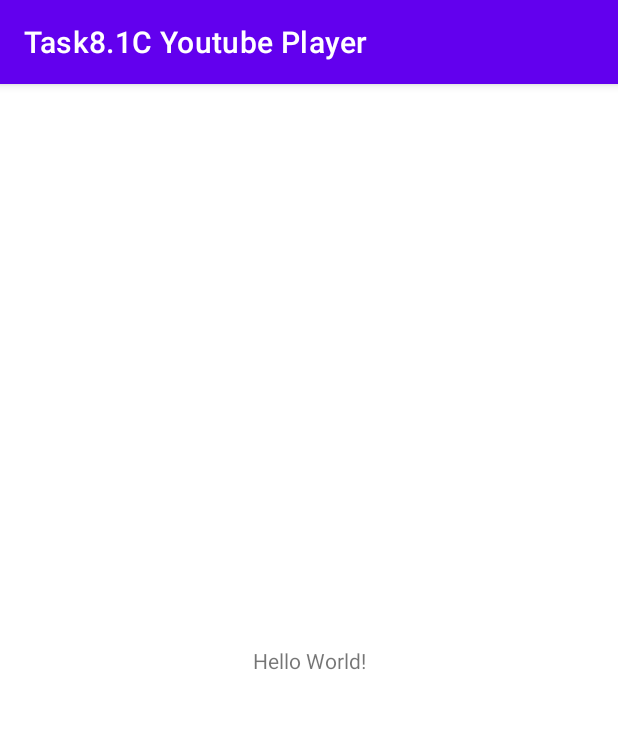
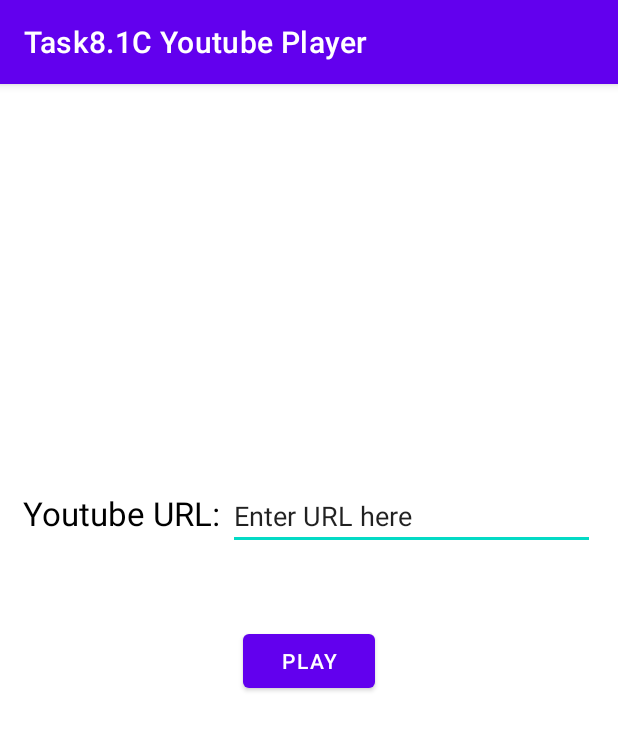
Before and after one commit to mtfernando/Task81CYoutubePlayer, an Android app: the screen it shows after launch (MainActivity), on a phone screen of 412 x 824 dp. Shown: the top 730 px of the screen. Run offline under Robolectric (Android 15) with nearby library versions, the phone set to English and light mode, and no system bars.

Commit message:
MainActivity XML Created

```diff
--- a/app/src/main/res/layout/activity_main.xml
+++ b/app/src/main/res/layout/activity_main.xml
@@ -1,18 +1,49 @@
 <?xml version="1.0" encoding="utf-8"?>
-<androidx.constraintlayout.widget.ConstraintLayout xmlns:android="http://schemas.android.com/apk/res/android"
+<LinearLayout xmlns:android="http://schemas.android.com/apk/res/android"
     xmlns:app="http://schemas.android.com/apk/res-auto"
     xmlns:tools="http://schemas.android.com/tools"
     android:layout_width="match_parent"
     android:layout_height="match_parent"
+    android:layout_margin="15dp"
+    android:orientation="vertical"
     tools:context=".MainActivity">
 
-    <TextView
+    <LinearLayout
+        android:layout_width="match_parent"
+        android:layout_height="wrap_content"
+        android:gravity="center_horizontal"
+        android:orientation="horizontal"
+        android:layout_marginTop="250dp">
+
+        <TextView
+            android:id="@+id/urlTextView"
+            android:layout_width="wrap_content"
+            android:layout_height="wrap_content"
+            android:text="Youtube URL: "
+            android:textColor="#000000"
+            android:textSize="22dp"
+            app:layout_constraintBottom_toBottomOf="parent"
+            app:layout_constraintLeft_toLeftOf="parent"
+            app:layout_constraintRight_toRightOf="parent"
+            app:layout_constraintTop_toTopOf="parent" />
+
+        <EditText
+            android:id="@+id/urlEditText"
+            android:layout_width="wrap_content"
+            android:layout_height="wrap_content"
+            android:layout_weight="1"
+            android:ems="10"
+            android:inputType="textPersonName"
+            android:text="Enter URL here" />
+
+    </LinearLayout>
+
+    <Button
+        android:id="@+id/playButton"
         android:layout_width="wrap_content"
         android:layout_height="wrap_content"
-        android:text="Hello World!"
-        app:layout_constraintBottom_toBottomOf="parent"
-        app:layout_constraintLeft_toLeftOf="parent"
-        app:layout_constraintRight_toRightOf="parent"
-        app:layout_constraintTop_toTopOf="parent" />
+        android:layout_gravity="center"
+        android:layout_marginTop="50dp"
+        android:text="Play" />
 
-</androidx.constraintlayout.widget.ConstraintLayout>
+</LinearLayout>
```
